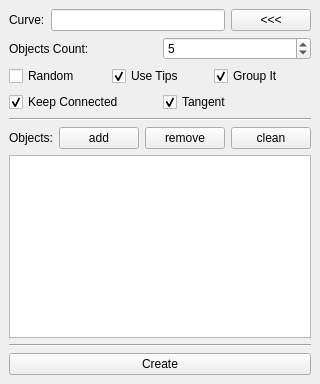
Old version of the form general/curveScatter/curveScatter.ui in the repository skarone/PipeL.
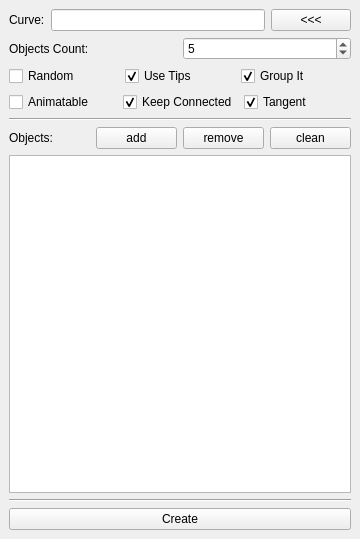
New version of the form.

Patch:
```diff
--- a/general/curveScatter/curveScatter.ui
+++ b/general/curveScatter/curveScatter.ui
@@ -6,8 +6,8 @@
    <rect>
     <x>0</x>
     <y>0</y>
-    <width>306</width>
-    <height>384</height>
+    <width>360</width>
+    <height>539</height>
    </rect>
   </property>
   <property name="windowTitle">
@@ -105,6 +105,13 @@
     </item>
     <item>
      <layout class="QHBoxLayout" name="horizontalLayout_4">
+      <item>
+       <widget class="QCheckBox" name="animated_chb">
+        <property name="text">
+         <string>Animatable</string>
+        </property>
+       </widget>
+      </item>
       <item>
        <widget class="QCheckBox" name="keepConnected_chb">
         <property name="text">
```
